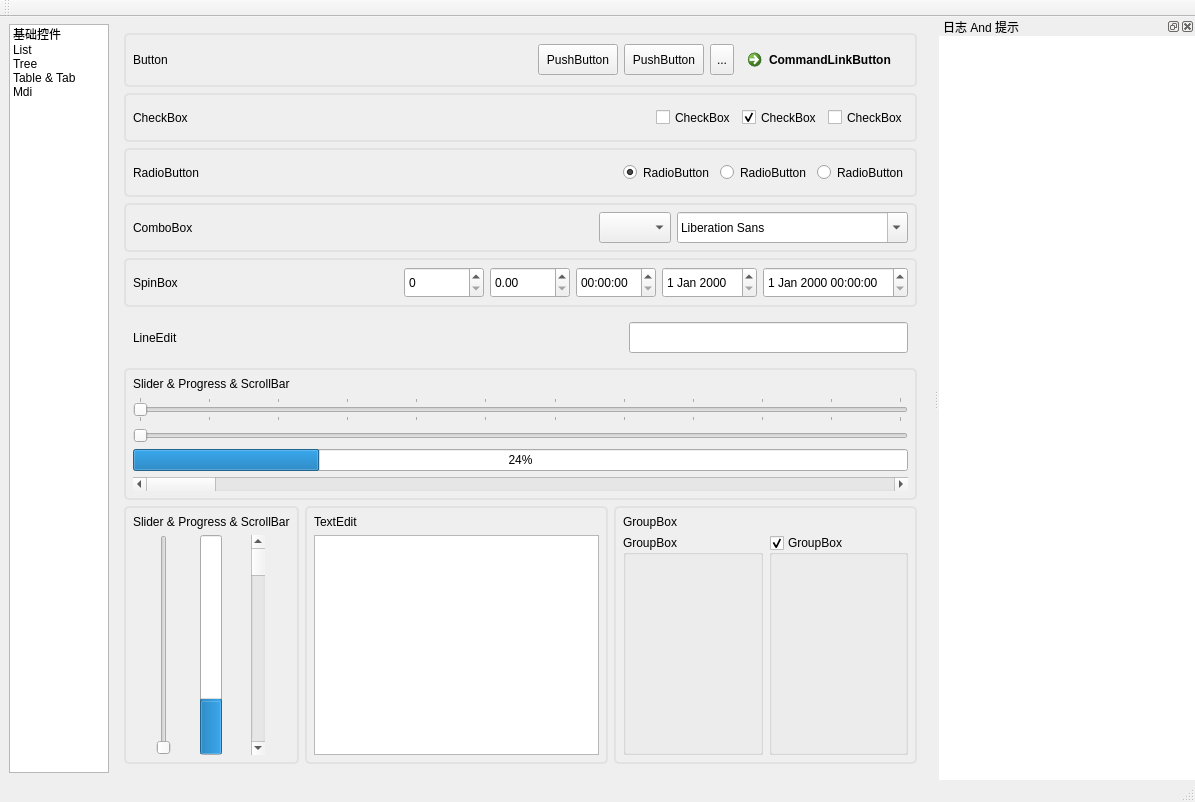
Old version of the form mainwindow.ui in the repository igugyj/FluentUIStyle.
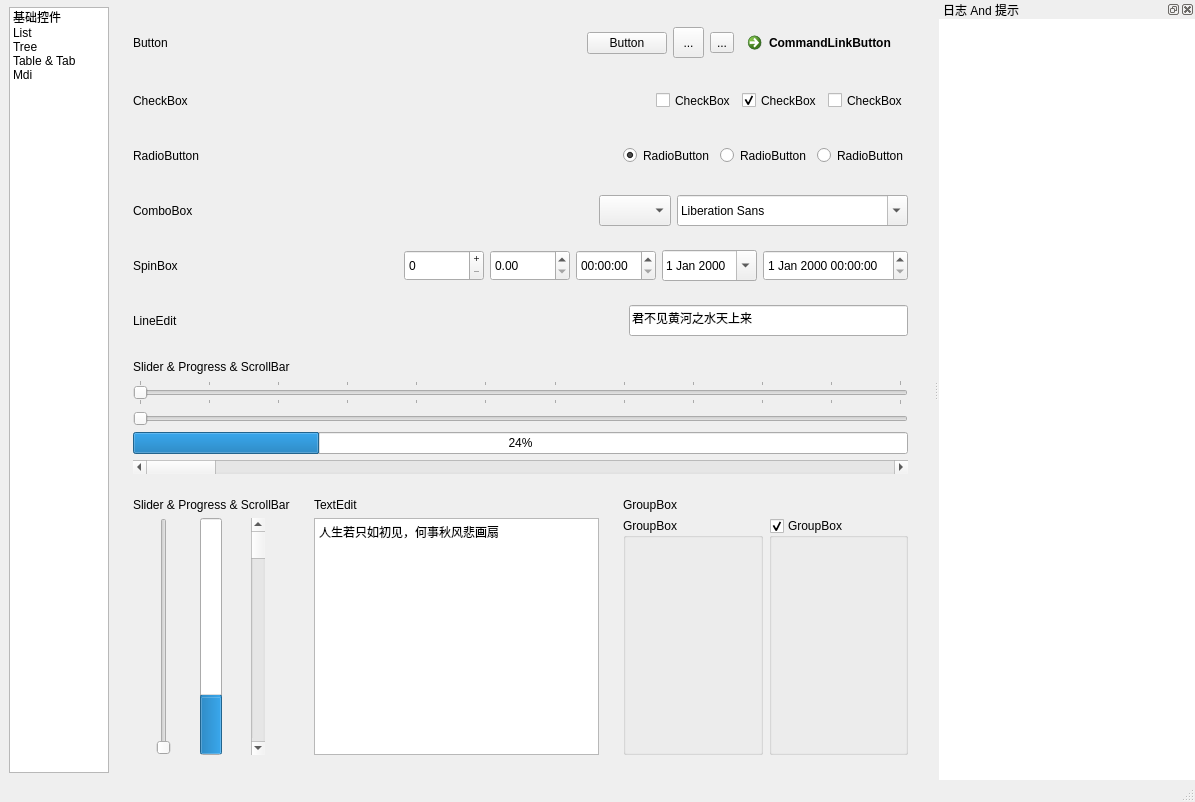
New version of the form.

```diff
--- a/mainwindow.ui
+++ b/mainwindow.ui
@@ -14,9 +14,7 @@
    <string>MainWindow</string>
   </property>
   <property name="styleSheet">
-   <string notr="true">MainWindow{background: white;}
-#widget, #widget_2,#widget_3,#widget_4,#widget_5,#widget_6,#widget_7,#widget_8,#widget_9
- {border: 2px solid rgb(226, 226, 226); border-radius: 5px;}</string>
+   <string notr="true"/>
   </property>
   <widget class="QWidget" name="centralwidget">
    <layout class="QGridLayout" name="gridLayout">
@@ -80,65 +78,6 @@
         <item row="0" column="0" colspan="3">
          <widget class="QWidget" name="widget" native="true">
           <layout class="QGridLayout" name="gridLayout_2">
-           <item row="0" column="3">
-            <widget class="QPushButton" name="pushButton">
-             <property name="minimumSize">
-              <size>
-               <width>0</width>
-               <height>31</height>
-              </size>
-             </property>
-             <property name="text">
-              <string>PushButton</string>
-             </property>
-            </widget>
-           </item>
-           <item row="0" column="5">
-            <widget class="QToolButton" name="toolButton">
-             <property name="minimumSize">
-              <size>
-               <width>0</width>
-               <height>31</height>
-              </size>
-             </property>
-             <property name="text">
-              <string>...</string>
-             </property>
-            </widget>
-           </item>
-           <item row="0" column="0">
-            <widget class="QLabel" name="label">
-             <property name="text">
-              <string>Button</string>
-             </property>
-            </widget>
-           </item>
-           <item row="0" column="4">
-            <widget class="QPushButton" name="pushButton_2">
-             <property name="minimumSize">
-              <size>
-               <width>0</width>
-               <height>31</height>
-              </size>
-             </property>
-             <property name="text">
-              <string>PushButton</string>
-             </property>
-            </widget>
-           </item>
-           <item row="0" column="1">
-            <spacer name="horizontalSpacer">
-             <property name="orientation">
-              <enum>Qt::Horizontal</enum>
-             </property>
-             <property name="sizeHint" stdset="0">
-              <size>
-               <width>522</width>
-               <height>20</height>
-              </size>
-             </property>
-            </spacer>
-           </item>
            <item row="0" column="6">
             <widget class="QCommandLinkButton" name="commandLinkButton">
              <property name="minimumSize">
@@ -152,6 +91,68 @@
              </property>
             </widget>
            </item>
+           <item row="0" column="1">
+            <spacer name="horizontalSpacer">
+             <property name="orientation">
+              <enum>Qt::Horizontal</enum>
+             </property>
+             <property name="sizeHint" stdset="0">
+              <size>
+               <width>522</width>
+               <height>20</height>
+              </size>
+             </property>
+            </spacer>
+           </item>
+           <item row="0" column="5">
+            <widget class="QToolButton" name="toolButton_2">
+             <property name="minimumSize">
+              <size>
+               <width>0</width>
+               <height>0</height>
+              </size>
+             </property>
+             <property name="text">
+              <string>...</string>
+             </property>
+             <property name="toolButtonStyle">
+              <enum>Qt::ToolButtonTextBesideIcon</enum>
+             </property>
+            </widget>
+           </item>
+           <item row="0" column="3">
+            <widget class="QPushButton" name="pushButton">
+             <property name="minimumSize">
+              <size>
+               <width>0</width>
+               <height>0</height>
+              </size>
+             </property>
+             <property name="text">
+              <string>Button</string>
+             </property>
+            </widget>
+           </item>
+           <item row="0" column="4">
+            <widget class="QToolButton" name="toolButton">
+             <property name="minimumSize">
+              <size>
+               <width>31</width>
+               <height>31</height>
+              </size>
+             </property>
+             <property name="text">
+              <string>...</string>
+             </property>
+            </widget>
+           </item>
+           <item row="0" column="0">
+            <widget class="QLabel" name="label">
+             <property name="text">
+              <string>Button</string>
+             </property>
+            </widget>
+           </item>
           </layout>
          </widget>
         </item>
@@ -377,6 +378,9 @@
                <height>31</height>
               </size>
              </property>
+             <property name="buttonSymbols">
+              <enum>QAbstractSpinBox::PlusMinus</enum>
+             </property>
             </widget>
            </item>
            <item>
@@ -407,6 +411,9 @@
                <height>31</height>
               </size>
              </property>
+             <property name="calendarPopup">
+              <bool>true</bool>
+             </property>
             </widget>
            </item>
            <item>
@@ -453,6 +460,9 @@
                <height>31</height>
               </size>
              </property>
+             <property name="text">
+              <string>君不见黄河之水天上来</string>
+             </property>
             </widget>
            </item>
           </layout>
@@ -563,7 +573,18 @@
             </widget>
            </item>
            <item row="1" column="0">
-            <widget class="QTextEdit" name="textEdit"/>
+            <widget class="QTextEdit" name="textEdit">
+             <property name="html">
+              <string>&lt;!DOCTYPE HTML PUBLIC &quot;-//W3C//DTD HTML 4.0//EN&quot; &quot;http://www.w3.org/TR/REC-html40/strict.dtd&quot;&gt;
+&lt;html&gt;&lt;head&gt;&lt;meta name=&quot;qrichtext&quot; content=&quot;1&quot; /&gt;&lt;meta charset=&quot;utf-8&quot; /&gt;&lt;style type=&quot;text/css&quot;&gt;
+p, li { white-space: pre-wrap; }
+hr { height: 1px; border-width: 0; }
+li.unchecked::marker { content: &quot;\2610&quot;; }
+li.checked::marker { content: &quot;\2612&quot;; }
+&lt;/style&gt;&lt;/head&gt;&lt;body style=&quot; font-family:'Microsoft YaHei UI'; font-size:9pt; font-weight:400; font-style:normal;&quot;&gt;
+&lt;p style=&quot; margin-top:0px; margin-bottom:0px; margin-left:0px; margin-right:0px; -qt-block-indent:0; text-indent:0px;&quot;&gt;人生若只如初见，何事秋风悲画扇&lt;/p&gt;&lt;/body&gt;&lt;/html&gt;</string>
+             </property>
+            </widget>
            </item>
           </layout>
          </widget>
@@ -876,17 +897,6 @@
    </property>
   </widget>
   <widget class="QStatusBar" name="statusbar"/>
-  <widget class="QToolBar" name="toolBar">
-   <property name="windowTitle">
-    <string>toolBar</string>
-   </property>
-   <attribute name="toolBarArea">
-    <enum>TopToolBarArea</enum>
-   </attribute>
-   <attribute name="toolBarBreak">
-    <bool>false</bool>
-   </attribute>
-  </widget>
   <widget class="QDockWidget" name="dockWidget">
    <property name="floating">
     <bool>false</bool>
```
